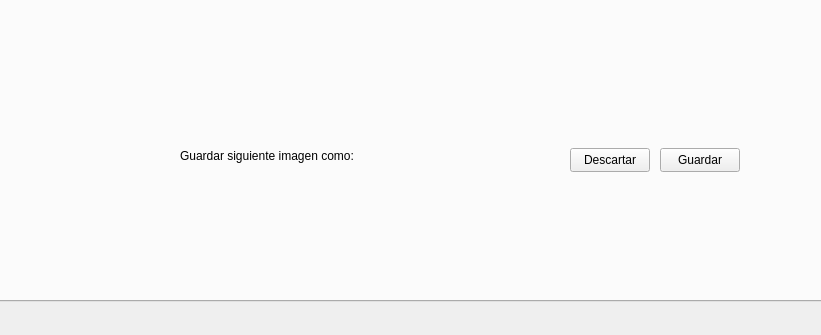
Qt form ProyectoPSM/ProyectoPSM/ProyectoPSM.ui (jlacostaarpide/Proyecto_Vision_Artificial) before a commit; both pictures show x 233 to 1054 and y 456 to 791 of the 1332 by 791 pixel window.
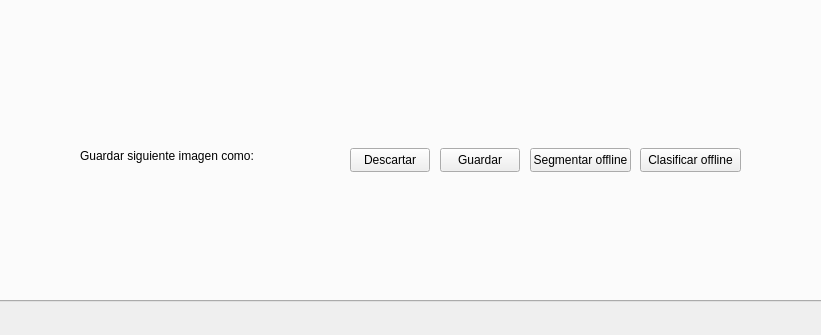
The same form after that commit. The open tabs and pages were chosen to show the change.

What changed in the file:
```diff
--- a/ProyectoPSM/ProyectoPSM/ProyectoPSM.ui
+++ b/ProyectoPSM/ProyectoPSM/ProyectoPSM.ui
@@ -148,7 +148,7 @@
        <widget class="QPushButton" name="pbtnDescartar">
         <property name="geometry">
          <rect>
-          <x>790</x>
+          <x>570</x>
           <y>550</y>
           <width>80</width>
           <height>24</height>
@@ -161,7 +161,7 @@
        <widget class="QPushButton" name="pbtnGuardar">
         <property name="geometry">
          <rect>
-          <x>880</x>
+          <x>660</x>
           <y>550</y>
           <width>80</width>
           <height>24</height>
@@ -177,7 +177,7 @@
        <widget class="QLabel" name="txtImageName">
         <property name="geometry">
          <rect>
-          <x>400</x>
+          <x>300</x>
           <y>550</y>
           <width>361</width>
           <height>16</height>
@@ -187,6 +187,38 @@
          <string>Guardar siguiente imagen como: </string>
         </property>
        </widget>
+       <widget class="QPushButton" name="pbtnSegmentarOffline">
+        <property name="geometry">
+         <rect>
+          <x>750</x>
+          <y>550</y>
+          <width>101</width>
+          <height>24</height>
+         </rect>
+        </property>
+        <property name="text">
+         <string>Segmentar offline</string>
+        </property>
+        <property name="checkable">
+         <bool>true</bool>
+        </property>
+       </widget>
+       <widget class="QPushButton" name="pbtnClasificarOffline">
+        <property name="geometry">
+         <rect>
+          <x>860</x>
+          <y>550</y>
+          <width>101</width>
+          <height>24</height>
+         </rect>
+        </property>
+        <property name="text">
+         <string>Clasificar offline</string>
+        </property>
+        <property name="checkable">
+         <bool>false</bool>
+        </property>
+       </widget>
       </widget>
       <widget class="QWidget" name="tab_3">
        <attribute name="title">
```
Left out of the diff: 30 changed lines with no effect on the pictures.
